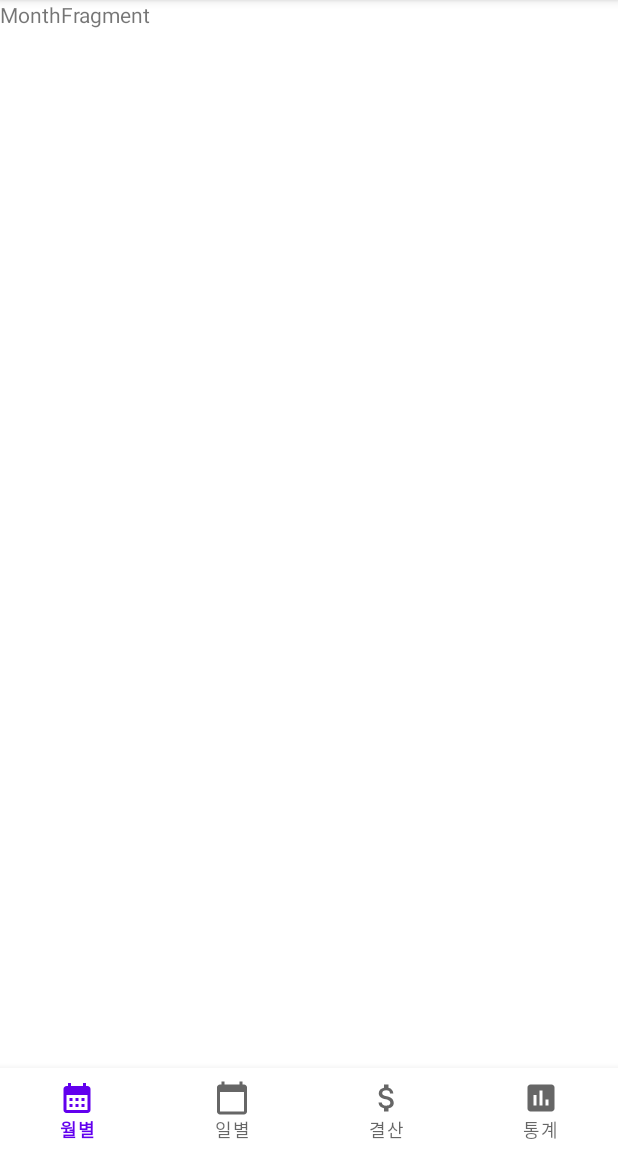
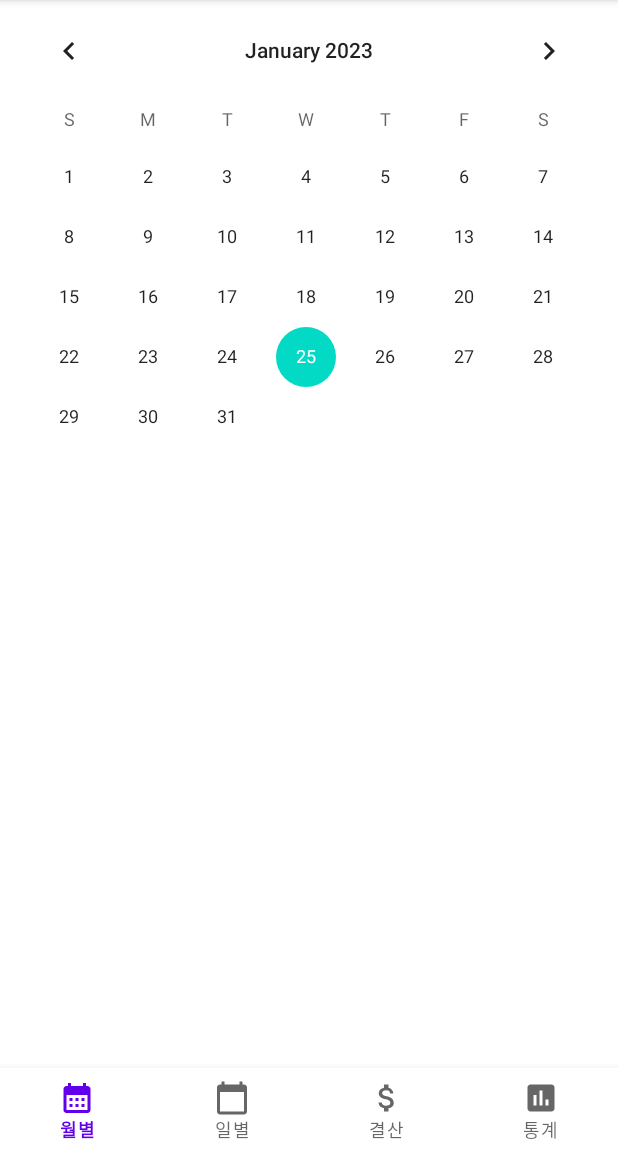
Before and after one commit to SJ-Hyun/GURU_Pig, an Android app: the screen it shows after launch (MainActivity), on a phone screen of 412 x 824 dp, the part 84-1236 px from its top. Run offline under Robolectric (Android 15) with nearby library versions, the phone set to English and light mode, and no system bars.

Commit message:
캘린더 추가

```diff
--- a/app/build.gradle
+++ b/app/build.gradle
@@ -32,7 +32,7 @@ android {
 }
 
 dependencies {
-    implementation 'com.github.PhilJay:MPAndroidChart:v3.1.0' //원형차트
+    implementation 'com.github.PhilJay:MPAndroidChart:v3.1.0'//원형차트
     implementation 'androidx.core:core-ktx:1.7.0'
     implementation 'androidx.appcompat:appcompat:1.6.0'
     implementation 'com.google.android.material:material:1.7.0'
--- a/app/src/main/java/com/android/guru_pig/MonthFragment.kt
+++ b/app/src/main/java/com/android/guru_pig/MonthFragment.kt
@@ -5,55 +5,30 @@ import androidx.fragment.app.Fragment
 import android.view.LayoutInflater
 import android.view.View
 import android.view.ViewGroup
-
-// TODO: Rename parameter arguments, choose names that match
-// the fragment initialization parameters, e.g. ARG_ITEM_NUMBER
-private const val ARG_PARAM1 = "param1"
-private const val ARG_PARAM2 = "param2"
+import android.widget.CalendarView
+import java.util.*
 
 /**
  * A simple [Fragment] subclass.
- * Use the [month.newInstance] factory method to
+ * Use the [MonthFragment.newInstance] factory method to
  * create an instance of this fragment.
  */
 class MonthFragment : Fragment() {
-    // TODO: Rename and change types of parameters
-    private var param1: String? = null
-    private var param2: String? = null
+
+    private lateinit var calendar: CalendarView
 
     override fun onCreate(savedInstanceState: Bundle?) {
         super.onCreate(savedInstanceState)
-        arguments?.let {
-            param1 = it.getString(ARG_PARAM1)
-            param2 = it.getString(ARG_PARAM2)
-        }
     }
 
     override fun onCreateView(
         inflater: LayoutInflater, container: ViewGroup?,
         savedInstanceState: Bundle?
     ): View? {
-        // Inflate the layout for this fragment
-        return inflater.inflate(R.layout.fragment_month, container, false)
+        val view = inflater.inflate(R.layout.fragment_month, container, false)
+        calendar = view.findViewById(R.id.calView)
+            // Inflate the layout for this fragment
+        return view
     }
 
-    companion object {
-        /**
-         * Use this factory method to create a new instance of
-         * this fragment using the provided parameters.
-         *
-         * @param param1 Parameter 1.
-         * @param param2 Parameter 2.
-         * @return A new instance of fragment month.
-         */
-        // TODO: Rename and change types and number of parameters
-        @JvmStatic
-        fun newInstance(param1: String, param2: String) =
-            MonthFragment().apply {
-                arguments = Bundle().apply {
-                    putString(ARG_PARAM1, param1)
-                    putString(ARG_PARAM2, param2)
-                }
-            }
-    }
 }
--- a/app/src/main/java/com/android/guru_pig/StatFragment.kt
+++ b/app/src/main/java/com/android/guru_pig/StatFragment.kt
@@ -46,10 +46,10 @@ class StatFragment : Fragment() {
         inflater: LayoutInflater, container: ViewGroup?,
         savedInstanceState: Bundle?
     ): View? {
-        //Piechart로 전환
+        // Inflate the layout for this fragment
         val intent = Intent(getActivity(), Piechart::class.java)
         startActivity(intent)
-        return inflater.inflate(R.layout.fragment_stat, container, false)
+        return inflater.inflate(R.layout.activity_piechart, container, false)
     }
 
     companion object {
--- a/app/src/main/res/layout/fragment_month.xml
+++ b/app/src/main/res/layout/fragment_month.xml
@@ -5,10 +5,9 @@
     android:layout_height="match_parent"
     tools:context=".MonthFragment">
 
-    <!-- TODO: Update blank fragment layout -->
-    <TextView
+    <CalendarView
+        android:id="@+id/calView"
         android:layout_width="match_parent"
-        android:layout_height="match_parent"
-        android:text="MonthFragment" />
+        android:layout_height="wrap_content" />
 
 </FrameLayout>
--- a/app/src/main/res/layout/fragment_stat.xml
+++ b/app/src/main/res/layout/fragment_stat.xml
@@ -6,5 +6,9 @@
     tools:context=".StatFragment">
 
     <!-- TODO: Update blank fragment layout -->
+    <TextView
+        android:layout_width="match_parent"
+        android:layout_height="match_parent"
+        android:text="StatFragment" />
 
 </FrameLayout>
```
